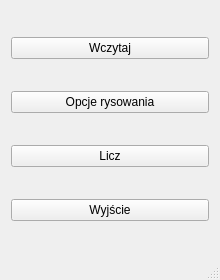
Above: wiz/mainwindow.ui from illmoded/madx_nasz before the change. Below: the same form after it.
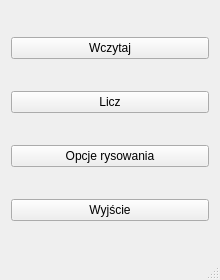
That is the form after the change.

Commit message: chyba naprawione liczenie

Diff of the .ui file:
```diff
--- a/wiz/mainwindow.ui
+++ b/wiz/mainwindow.ui
@@ -15,6 +15,20 @@
   </property>
   <widget class="QWidget" name="centralWidget">
    <layout class="QGridLayout" name="gridLayout_2">
+    <item row="2" column="0">
+     <widget class="QPushButton" name="pushButton">
+      <property name="text">
+       <string>Opcje rysowania</string>
+      </property>
+     </widget>
+    </item>
+    <item row="4" column="0">
+     <widget class="QPushButton" name="pushButton_3">
+      <property name="text">
+       <string>Wyjście</string>
+      </property>
+     </widget>
+    </item>
     <item row="0" column="0">
      <widget class="QPushButton" name="pbwczytaj">
       <property name="text">
@@ -23,26 +37,12 @@
      </widget>
     </item>
     <item row="1" column="0">
-     <widget class="QPushButton" name="pushButton">
-      <property name="text">
-       <string>Opcje rysowania</string>
-      </property>
-     </widget>
-    </item>
-    <item row="2" column="0">
      <widget class="QPushButton" name="pushButton_2">
       <property name="text">
        <string>Licz</string>
       </property>
      </widget>
     </item>
-    <item row="3" column="0">
-     <widget class="QPushButton" name="pushButton_3">
-      <property name="text">
-       <string>Wyjście</string>
-      </property>
-     </widget>
-    </item>
    </layout>
   </widget>
   <widget class="QMenuBar" name="menuBar">
```
The commit also changes 1 other file.
